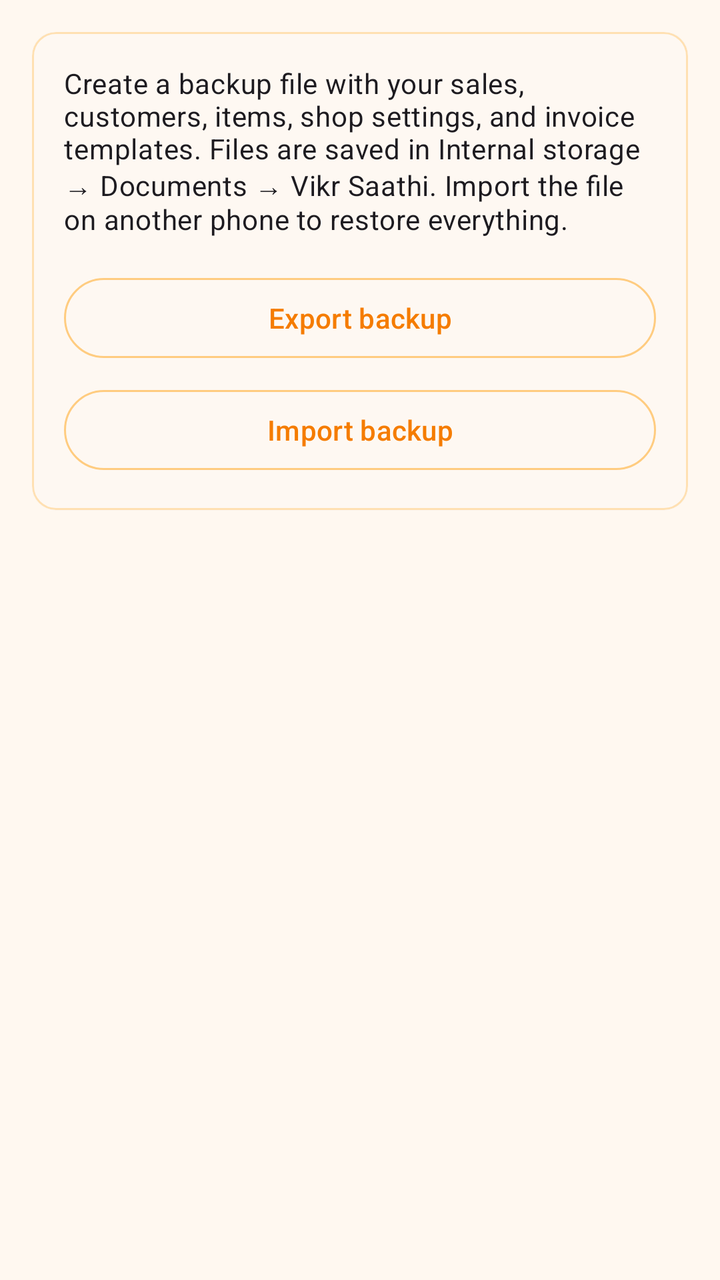
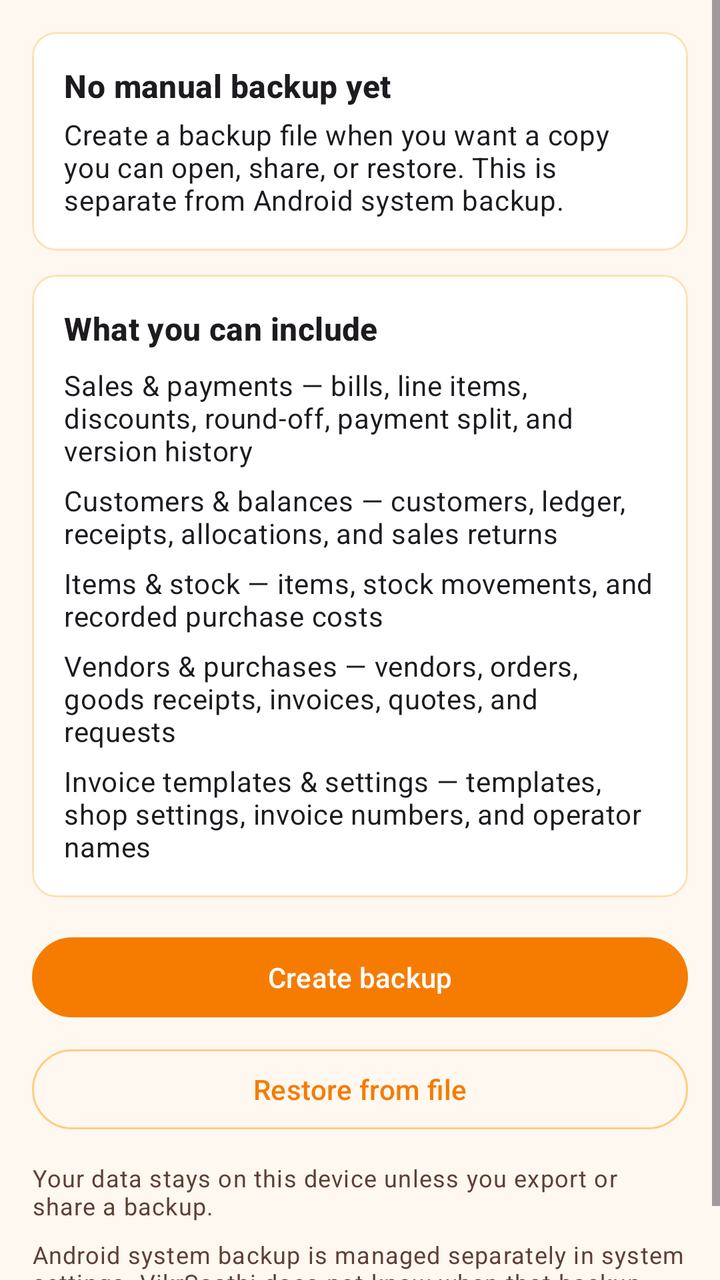

Screens rendered from an Android XML layout before and after an edit, with the pre-edit source and the edit as a unified diff.
<!-- AndroidManifest.xml: application theme Theme.VikrSaathi -->
<!-- res/layout/fragment_backup.xml -->
<?xml version="1.0" encoding="utf-8"?>
<ScrollView xmlns:android="http://schemas.android.com/apk/res/android"
    xmlns:app="http://schemas.android.com/apk/res-auto"
    android:layout_width="match_parent"
    android:layout_height="match_parent"
    android:fillViewport="true">

    <LinearLayout
        android:layout_width="match_parent"
        android:layout_height="wrap_content"
        android:orientation="vertical"
        android:padding="16dp">

        <com.google.android.material.card.MaterialCardView
            android:layout_width="match_parent"
            android:layout_height="wrap_content"
            app:cardElevation="1dp"
            app:contentPadding="16dp">

            <LinearLayout
                android:layout_width="match_parent"
                android:layout_height="wrap_content"
                android:orientation="vertical">

                <TextView
                    android:layout_width="match_parent"
                    android:layout_height="wrap_content"
                    android:text="@string/backup_page_hint"
                    android:textAppearance="?attr/textAppearanceBodyMedium" />

                <com.google.android.material.button.MaterialButton
                    android:id="@+id/buttonExportBackup"
                    style="@style/Widget.Material3.Button.OutlinedButton"
                    android:layout_width="match_parent"
                    android:layout_height="wrap_content"
                    android:layout_marginTop="16dp"
                    android:text="@string/backup_export" />

                <com.google.android.material.button.MaterialButton
                    android:id="@+id/buttonImportBackup"
                    style="@style/Widget.Material3.Button.OutlinedButton"
                    android:layout_width="match_parent"
                    android:layout_height="wrap_content"
                    android:layout_marginTop="8dp"
                    android:text="@string/backup_import" />
            </LinearLayout>
        </com.google.android.material.card.MaterialCardView>
    </LinearLayout>
</ScrollView>
<!-- resources referenced by this layout -->
<resources>
  <string name="backup_export">Export backup</string>
  <string name="backup_import">Import backup</string>
  <string name="backup_page_hint">Create a backup file with your sales, customers, items, shop settings, and invoice templates. Files are saved in Internal storage → Documents → Vikr Saathi. Import the file on another phone to restore everything.</string>
  <color name="orange_primary">#F57C00</color>
  <color name="orange_primary_dark">#E65100</color>
  <color name="orange_on_primary">#FFFFFF</color>
  <color name="orange_accent">#FFB74D</color>
  <color name="orange_700">#F57C00</color>
  <color name="black">#FF000000</color>
  <color name="orange_100">#FFE0B2</color>
  <color name="orange_900">#E65100</color>
  <color name="surface_card">#FFFFFF</color>
  <color name="text_primary_dark">#212121</color>
  <color name="orange_surface">#FFF8F0</color>
  <color name="text_secondary_dark">#5D4037</color>
  <color name="stroke_default">@color/orange_200</color>
  <color name="stroke_subtle">@color/orange_100</color>
  <style name="VikrSaathiSwitch" parent="Widget.Material3.CompoundButton.MaterialSwitch">
          <item name="thumbTint">@color/switch_thumb_tint</item>
          <item name="trackTint">@color/switch_track_tint</item>
          <item name="trackDecorationTint">@color/switch_track_decoration_tint</item>
      </style>
  <style name="VikrSaathiOutlinedButton" parent="Widget.Material3.Button.OutlinedButton">
          <item name="android:textColor">@color/button_outlined_text</item>
          <item name="strokeColor">@color/button_outlined_stroke</item>
      </style>
  <color name="orange_200">#FFCC80</color>
  <!-- unchanged entries left out for length: 1 -->
</resources>

<!-- the commit's change to res/layout/fragment_backup.xml (unified diff, before → after) -->
@@ -12,10 +12,14 @@
         android:padding="16dp">
 
         <com.google.android.material.card.MaterialCardView
+            android:id="@+id/cardLastBackup"
             android:layout_width="match_parent"
             android:layout_height="wrap_content"
-            app:cardElevation="1dp"
-            app:contentPadding="16dp">
+            android:visibility="gone"
+            app:cardElevation="0dp"
+            app:contentPadding="16dp"
+            app:strokeColor="@color/stroke_subtle"
+            app:strokeWidth="1dp">
 
             <LinearLayout
                 android:layout_width="match_parent"
@@ -25,25 +29,168 @@
                 <TextView
                     android:layout_width="match_parent"
                     android:layout_height="wrap_content"
-                    android:text="@string/backup_page_hint"
+                    android:text="@string/backup_last_manual_title"
+                    android:textAppearance="?attr/textAppearanceTitleMedium"
+                    android:textStyle="bold" />
+
+                <TextView
+                    android:id="@+id/textLastBackupWhen"
+                    android:layout_width="match_parent"
+                    android:layout_height="wrap_content"
+                    android:layout_marginTop="4dp"
                     android:textAppearance="?attr/textAppearanceBodyMedium" />
 
-                <com.google.android.material.button.MaterialButton
-                    android:id="@+id/buttonExportBackup"
-                    style="@style/Widget.Material3.Button.OutlinedButton"
+                <TextView
+                    android:id="@+id/textLastBackupType"
                     android:layout_width="match_parent"
                     android:layout_height="wrap_content"
-                    android:layout_marginTop="16dp"
-                    android:text="@string/backup_export" />
+                    android:layout_marginTop="2dp"
+                    android:textAppearance="?attr/textAppearanceBodyMedium" />
 
-                <com.google.android.material.button.MaterialButton
-                    android:id="@+id/buttonImportBackup"
-                    style="@style/Widget.Material3.Button.OutlinedButton"
+                <TextView
+                    android:id="@+id/textLastBackupPath"
+                    android:layout_width="match_parent"
+                    android:layout_height="wrap_content"
+                    android:layout_marginTop="2dp"
+                    android:textAppearance="?attr/textAppearanceBodySmall"
+                    android:textColor="@color/text_secondary_dark" />
+
+                <TextView
+                    android:id="@+id/textLastBackupMissing"
                     android:layout_width="match_parent"
                     android:layout_height="wrap_content"
                     android:layout_marginTop="8dp"
-                    android:text="@string/backup_import" />
+                    android:text="@string/backup_file_missing"
+                    android:textColor="@color/balance_payable"
+                    android:visibility="gone" />
+
+                <com.google.android.material.button.MaterialButton
+                    android:id="@+id/buttonViewBackupFile"
+                    style="@style/Widget.Material3.Button.TextButton"
+                    android:layout_width="wrap_content"
+                    android:layout_height="wrap_content"
+                    android:layout_gravity="end"
+                    android:text="@string/backup_view_file" />
             </LinearLayout>
         </com.google.android.material.card.MaterialCardView>
+
+        <com.google.android.material.card.MaterialCardView
+            android:id="@+id/cardBackupEmpty"
+            android:layout_width="match_parent"
+            android:layout_height="wrap_content"
+            app:cardElevation="0dp"
+            app:contentPadding="16dp"
+            app:strokeColor="@color/stroke_subtle"
+            app:strokeWidth="1dp">
+
+            <LinearLayout
+                android:layout_width="match_parent"
+                android:layout_height="wrap_content"
+                android:orientation="vertical">
+
+                <TextView
+                    android:layout_width="match_parent"
+                    android:layout_height="wrap_content"
+                    android:text="@string/backup_empty_title"
+                    android:textAppearance="?attr/textAppearanceTitleMedium"
+                    android:textStyle="bold" />
+
+                <TextView
+                    android:layout_width="match_parent"
+                    android:layout_height="wrap_content"
+                    android:layout_marginTop="4dp"
+                    android:text="@string/backup_empty_message"
+                    android:textAppearance="?attr/textAppearanceBodyMedium" />
+            </LinearLayout>
+        </com.google.android.material.card.MaterialCardView>
+
+        <com.google.android.material.card.MaterialCardView
+            android:layout_width="match_parent"
+            android:layout_height="wrap_content"
+            android:layout_marginTop="12dp"
+            app:cardElevation="0dp"
+            app:contentPadding="16dp"
+            app:strokeColor="@color/stroke_subtle"
+            app:strokeWidth="1dp">
+
+            <LinearLayout
+                android:layout_width="match_parent"
+                android:layout_height="wrap_content"
+                android:orientation="vertical">
+
+                <TextView
+                    android:layout_width="match_parent"
+                    android:layout_height="wrap_content"
+                    android:text="@string/backup_categories_title"
+                    android:textAppearance="?attr/textAppearanceTitleMedium"
+                    android:textStyle="bold" />
+
+                <TextView
+                    android:layout_width="match_parent"
+                    android:layout_height="wrap_content"
+                    android:layout_marginTop="8dp"
+                    android:text="@string/backup_category_sales"
+                    android:textAppearance="?attr/textAppearanceBodyMedium" />
+
+                <TextView
+                    android:layout_width="match_parent"
+                    android:layout_height="wrap_content"
+                    android:layout_marginTop="6dp"
+                    android:text="@string/backup_category_customers"
+                    android:textAppearance="?attr/textAppearanceBodyMedium" />
+
+                <TextView
+                    android:layout_width="match_parent"
+                    android:layout_height="wrap_content"
+                    android:layout_marginTop="6dp"
+                    android:text="@string/backup_category_items"
+                    android:textAppearance="?attr/textAppearanceBodyMedium" />
+
+                <TextView
+                    android:layout_width="match_parent"
+                    android:layout_height="wrap_content"
+                    android:layout_marginTop="6dp"
+                    android:text="@string/backup_category_vendors"
+                    android:textAppearance="?attr/textAppearanceBodyMedium" />
+
+                <TextView
+                    android:layout_width="match_parent"
+                    android:layout_height="wrap_content"
+                    android:layout_marginTop="6dp"
+                    android:text="@string/backup_category_templates"
+                    android:textAppearance="?attr/textAppearanceBodyMedium" />
+            </LinearLayout>
+        </com.google.android.material.card.MaterialCardView>
+
+        <com.google.android.material.button.MaterialButton
+            android:id="@+id/buttonExportBackup"
+            android:layout_width="match_parent"
+            android:layout_height="wrap_content"
+            android:layout_marginTop="16dp"
+            android:text="@string/backup_create" />
+
+        <com.google.android.material.button.MaterialButton
+            android:id="@+id/buttonImportBackup"
+            style="@style/Widget.Material3.Button.OutlinedButton"
+            android:layout_width="match_parent"
+            android:layout_height="wrap_content"
+            android:layout_marginTop="8dp"
+            android:text="@string/backup_restore_file" />
+
+        <TextView
+            android:layout_width="match_parent"
+            android:layout_height="wrap_content"
+            android:layout_marginTop="12dp"
+            android:text="@string/backup_stays_on_device"
+            android:textAppearance="?attr/textAppearanceBodySmall"
+            android:textColor="@color/text_secondary_dark" />
+
+        <TextView
+            android:layout_width="match_parent"
+            android:layout_height="wrap_content"
+            android:layout_marginTop="8dp"
+            android:text="@string/backup_android_separate"
+            android:textAppearance="?attr/textAppearanceBodySmall"
+            android:textColor="@color/text_secondary_dark" />
     </LinearLayout>
 </ScrollView>
<!-- resource entries referenced after the edit -->
@@ -1,8 +1,6 @@
 <!-- resources referenced by this layout -->
 <resources>
-  <string name="backup_export">Export backup</string>
-  <string name="backup_import">Import backup</string>
-  <string name="backup_page_hint">Create a backup file with your sales, customers, items, shop settings, and invoice templates. Files are saved in Internal storage → Documents → Vikr Saathi. Import the file on another phone to restore everything.</string>
+  <color name="balance_payable">#C62828</color>
   <color name="orange_primary">#F57C00</color>
   <color name="orange_primary_dark">#E65100</color>
   <color name="orange_on_primary">#FFFFFF</color>
@@ -15,6 +13,21 @@
   <color name="text_primary_dark">#212121</color>
   <color name="orange_surface">#FFF8F0</color>
   <color name="text_secondary_dark">#5D4037</color>
+  <string name="backup_android_separate">Android system backup is managed separately in system settings. VikrSaathi does not know when that backup last succeeded.</string>
+  <string name="backup_categories_title">What you can include</string>
+  <string name="backup_category_customers">Customers &amp; balances — customers, ledger, receipts, allocations, and sales returns</string>
+  <string name="backup_category_items">Items &amp; stock — items, stock movements, and recorded purchase costs</string>
+  <string name="backup_category_sales">Sales &amp; payments — bills, line items, discounts, round-off, payment split, and version history</string>
+  <string name="backup_category_templates">Invoice templates &amp; settings — templates, shop settings, invoice numbers, and operator names</string>
+  <string name="backup_category_vendors">Vendors &amp; purchases — vendors, orders, goods receipts, invoices, quotes, and requests</string>
+  <string name="backup_create">Create backup</string>
+  <string name="backup_empty_message">Create a backup file when you want a copy you can open, share, or restore. This is separate from Android system backup.</string>
+  <string name="backup_empty_title">No manual backup yet</string>
+  <string name="backup_file_missing">This file may have been moved or deleted.</string>
+  <string name="backup_last_manual_title">Last manual backup</string>
+  <string name="backup_restore_file">Restore from file</string>
+  <string name="backup_stays_on_device">Your data stays on this device unless you export or share a backup.</string>
+  <string name="backup_view_file">View file</string>
   <color name="stroke_default">@color/orange_200</color>
   <color name="stroke_subtle">@color/orange_100</color>
   <style name="VikrSaathiSwitch" parent="Widget.Material3.CompoundButton.MaterialSwitch">
